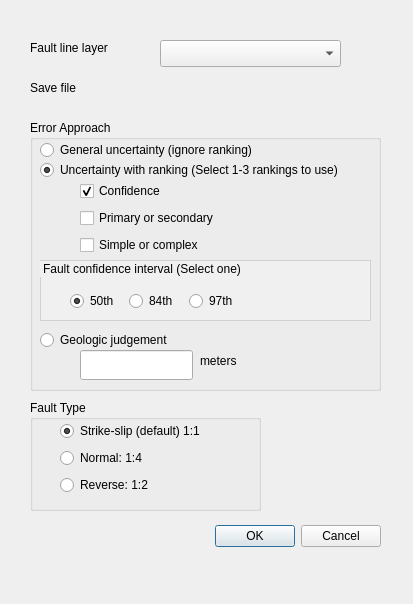
This is FaultBufferTool_dialog_base.ui in Raswanth-Prasath/faultbuffertool as Qt 5 draws it before an edit. The edited form follows.
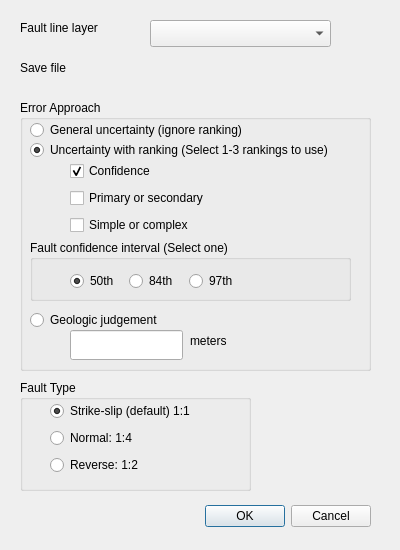
This is the edited form. Custom widgets are drawn as their Qt base class.

```diff
--- a/FaultBufferTool_dialog_base.ui
+++ b/FaultBufferTool_dialog_base.ui
@@ -6,8 +6,8 @@
    <rect>
     <x>0</x>
     <y>0</y>
-    <width>413</width>
-    <height>604</height>
+    <width>400</width>
+    <height>550</height>
    </rect>
   </property>
   <property name="windowTitle">
@@ -16,8 +16,8 @@
   <widget class="QDialogButtonBox" name="button_box">
    <property name="geometry">
     <rect>
-     <x>40</x>
-     <y>520</y>
+     <x>30</x>
+     <y>500</y>
      <width>341</width>
      <height>32</height>
     </rect>
@@ -32,8 +32,8 @@
   <widget class="QLabel" name="label_3">
    <property name="geometry">
     <rect>
-     <x>30</x>
-     <y>40</y>
+     <x>20</x>
+     <y>20</y>
      <width>91</width>
      <height>16</height>
     </rect>
@@ -45,8 +45,8 @@
   <widget class="QLabel" name="label_4">
    <property name="geometry">
     <rect>
-     <x>30</x>
-     <y>80</y>
+     <x>20</x>
+     <y>60</y>
      <width>55</width>
      <height>16</height>
     </rect>
@@ -58,8 +58,8 @@
   <widget class="QgsMapLayerComboBox" name="mMapLayerComboBox">
    <property name="geometry">
     <rect>
-     <x>160</x>
-     <y>40</y>
+     <x>150</x>
+     <y>20</y>
      <width>181</width>
      <height>27</height>
     </rect>
@@ -71,8 +71,8 @@
   <widget class="QgsFileWidget" name="mQgsFileWidget">
    <property name="geometry">
     <rect>
-     <x>160</x>
-     <y>80</y>
+     <x>150</x>
+     <y>60</y>
      <width>181</width>
      <height>27</height>
     </rect>
@@ -93,8 +93,8 @@
   <widget class="QGroupBox" name="groupBox">
    <property name="geometry">
     <rect>
-     <x>30</x>
-     <y>400</y>
+     <x>20</x>
+     <y>380</y>
      <width>231</width>
      <height>111</height>
     </rect>
@@ -105,7 +105,7 @@
    <property name="title">
     <string>Fault Type</string>
    </property>
-   <widget class="QWidget" name="">
+   <widget class="QWidget" name="layoutWidget">
     <property name="geometry">
      <rect>
       <x>30</x>
@@ -145,8 +145,8 @@
   <widget class="QGroupBox" name="groupBox_2">
    <property name="geometry">
     <rect>
-     <x>30</x>
-     <y>120</y>
+     <x>20</x>
+     <y>100</y>
      <width>351</width>
      <height>271</height>
     </rect>
@@ -231,12 +231,70 @@
      <string/>
     </property>
    </widget>
-   <widget class="QGroupBox" name="groupBox_3">
+   <widget class="QLabel" name="label_2">
+    <property name="geometry">
+     <rect>
+      <x>170</x>
+      <y>230</y>
+      <width>55</width>
+      <height>21</height>
+     </rect>
+    </property>
+    <property name="text">
+     <string>meters</string>
+    </property>
+   </widget>
+   <widget class="QWidget" name="layoutWidget">
+    <property name="geometry">
+     <rect>
+      <x>50</x>
+      <y>60</y>
+      <width>151</width>
+      <height>76</height>
+     </rect>
+    </property>
+    <layout class="QVBoxLayout" name="verticalLayout">
+     <item>
+      <widget class="QCheckBox" name="confidenceCheckBox">
+       <property name="toolTip">
+        <string>This indicates the certainty in the fault’s existence and position.</string>
+       </property>
+       <property name="text">
+        <string>Confidence</string>
+       </property>
+       <property name="checked">
+        <bool>true</bool>
+       </property>
+      </widget>
+     </item>
+     <item>
+      <widget class="QCheckBox" name="primarySecondaryCheckBox">
+       <property name="toolTip">
+        <string>&lt;html&gt;&lt;head/&gt;&lt;body&gt;&lt;p align=&quot;justify&quot;&gt;The primary fault accommodates the larger coseismic displacements. The secondary faults are less continuous, can be synthetic or antithetic to the primary fault or can be fractures without displacement. &lt;/p&gt;&lt;/body&gt;&lt;/html&gt;</string>
+       </property>
+       <property name="text">
+        <string>Primary or secondary</string>
+       </property>
+      </widget>
+     </item>
+     <item>
+      <widget class="QCheckBox" name="simpleComplexCheckBox">
+       <property name="toolTip">
+        <string>&lt;html&gt;&lt;head/&gt;&lt;body&gt;&lt;p align=&quot;justify&quot;&gt;Simple faults are relatively straight and have a narrow fault zone. Complex faults form a step-over, bend, overlap, are short in length, or are located upslope or basin-ward of the range front fault.  &lt;/p&gt;&lt;/body&gt;&lt;/html&gt;</string>
+       </property>
+       <property name="text">
+        <string>Simple or complex</string>
+       </property>
+      </widget>
+     </item>
+    </layout>
+   </widget>
+   <widget class="QGroupBox" name="groupBox_4">
     <property name="geometry">
      <rect>
       <x>10</x>
       <y>140</y>
-      <width>331</width>
+      <width>321</width>
       <height>61</height>
      </rect>
     </property>
@@ -244,15 +302,15 @@
      <string>&lt;html&gt;&lt;head/&gt;&lt;body&gt;&lt;p align=&quot;justify&quot;&gt;A lower percentile as appropriate with more confidence in the fault position. For example, a mapper may be more confident in the mapped fault with more data but we recommend not over-rewarding additional information.&lt;/p&gt;&lt;/body&gt;&lt;/html&gt; </string>
     </property>
     <property name="styleSheet">
-     <string notr="true">QGroupBox { background-color: #f0f0f0; border: 1px solid #d0d0d0; }</string>
+     <string notr="true"/>
     </property>
     <property name="title">
      <string>Fault confidence interval (Select one)</string>
     </property>
-    <widget class="QWidget" name="">
+    <widget class="QWidget" name="layoutWidget">
      <property name="geometry">
       <rect>
-       <x>30</x>
+       <x>40</x>
        <y>30</y>
        <width>172</width>
        <height>22</height>
@@ -286,64 +344,6 @@
      </layout>
     </widget>
    </widget>
-   <widget class="QLabel" name="label_2">
-    <property name="geometry">
-     <rect>
-      <x>170</x>
-      <y>230</y>
-      <width>55</width>
-      <height>21</height>
-     </rect>
-    </property>
-    <property name="text">
-     <string>meters</string>
-    </property>
-   </widget>
-   <widget class="QWidget" name="">
-    <property name="geometry">
-     <rect>
-      <x>50</x>
-      <y>60</y>
-      <width>151</width>
-      <height>76</height>
-     </rect>
-    </property>
-    <layout class="QVBoxLayout" name="verticalLayout">
-     <item>
-      <widget class="QCheckBox" name="confidenceCheckBox">
-       <property name="toolTip">
-        <string>This indicates the certainty in the fault’s existence and position.</string>
-       </property>
-       <property name="text">
-        <string>Confidence</string>
-       </property>
-       <property name="checked">
-        <bool>true</bool>
-       </property>
-      </widget>
-     </item>
-     <item>
-      <widget class="QCheckBox" name="primarySecondaryCheckBox">
-       <property name="toolTip">
-        <string>&lt;html&gt;&lt;head/&gt;&lt;body&gt;&lt;p align=&quot;justify&quot;&gt;The primary fault accommodates the larger coseismic displacements. The secondary faults are less continuous, can be synthetic or antithetic to the primary fault or can be fractures without displacement. &lt;/p&gt;&lt;/body&gt;&lt;/html&gt;</string>
-       </property>
-       <property name="text">
-        <string>Primary or secondary</string>
-       </property>
-      </widget>
-     </item>
-     <item>
-      <widget class="QCheckBox" name="simpleComplexCheckBox">
-       <property name="toolTip">
-        <string>&lt;html&gt;&lt;head/&gt;&lt;body&gt;&lt;p align=&quot;justify&quot;&gt;Simple faults are relatively straight and have a narrow fault zone. Complex faults form a step-over, bend, overlap, are short in length, or are located upslope or basin-ward of the range front fault.  &lt;/p&gt;&lt;/body&gt;&lt;/html&gt;</string>
-       </property>
-       <property name="text">
-        <string>Simple or complex</string>
-       </property>
-      </widget>
-     </item>
-    </layout>
-   </widget>
   </widget>
  </widget>
  <customwidgets>
```
Left out of the diff: 5 changed lines with no effect on the pictures.
